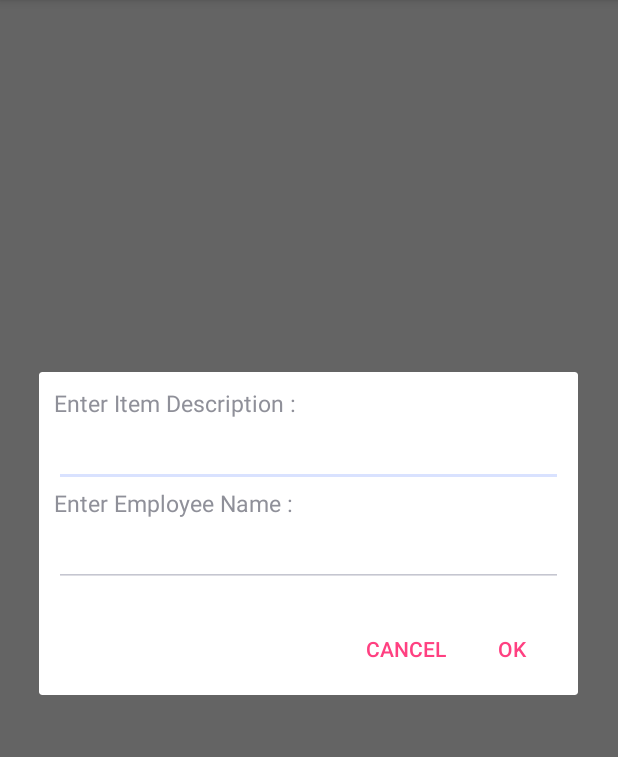
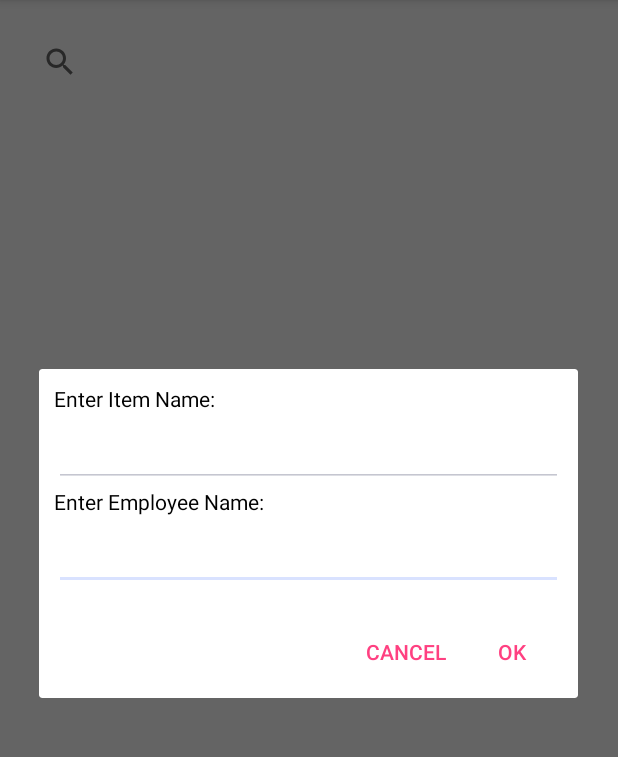
Before and after one commit to adya1/InventoryManagement, an Android app: the screen it shows after launch (MainActivity), after a tap on "ADD", on a phone screen of 412 x 824 dp, the part 84-841 px from its top. Run offline under Robolectric (Android 15) with nearby library versions, the phone set to English and light mode, and no system bars; our stand-ins replace Firebase (no records; nobody signed in at launch, a user with empty details on screens opened directly).

Commit message:
search added

```diff
--- a/app/build.gradle
+++ b/app/build.gradle
@@ -21,6 +21,7 @@ android {
 dependencies {
     implementation fileTree(dir: 'libs', include: ['*.jar'])
     implementation 'com.android.support:appcompat-v7:26.1.0'
+    compile 'com.android.support:design:26.1.0'
     implementation 'com.android.support.constraint:constraint-layout:1.1.2'
     //testImplementation 'junit:junit:4.12'
     //androidTestImplementation 'com.android.support.test:runner:1.0.2'
--- a/app/src/main/java/com/example/adya/resourcehandle/MainActivity.java
+++ b/app/src/main/java/com/example/adya/resourcehandle/MainActivity.java
@@ -5,6 +5,7 @@ import android.content.DialogInterface;
 import android.content.Intent;
 import android.net.ConnectivityManager;
 import android.net.NetworkInfo;
+import android.support.design.widget.TextInputLayout;
 import android.support.v7.app.AlertDialog;
 import android.support.v7.app.AppCompatActivity;
 import android.os.Bundle;
@@ -16,6 +17,7 @@ import android.view.Menu;
 import android.view.MenuItem;
 import android.view.View;
 import android.widget.EditText;
+import android.support.v7.widget.SearchView;
 import android.widget.TextView;
 import android.widget.Toast;
 
@@ -32,23 +34,24 @@ import java.util.Random;
 
 public class MainActivity  extends AppCompatActivity {
 
-    private static RecyclerView.Adapter adapter;
+    private static CustomAdapter adapter;
     private RecyclerView.LayoutManager layoutManager;
     private static RecyclerView recyclerView;
     private ArrayList<DataModel> data;
     static View.OnClickListener myOnClickListener;
-    private Random mRandom = new Random();
+
     FirebaseDatabase database;
     DatabaseReference myRef;
     ArrayList<ViewDataModel> list;
     /*private static ArrayList<Integer> removedItems;
      */
-
+ SearchView sv;
     @Override
     protected void onCreate(Bundle savedInstanceState) {
         super.onCreate(savedInstanceState);
         setContentView(R.layout.activity_main);
 
+        sv=(SearchView)findViewById(R.id.mSearch);
         /*  myOnClickListener = new MyOnClickListener(this);*/
 
 
@@ -75,44 +78,7 @@ public class MainActivity  extends AppCompatActivity {
         database = FirebaseDatabase.getInstance();
         myRef = database.getReference("message");
         view();
-       /* myRef.addValueEventListener(new ValueEventListener() {
-            @Override
-            public void onDataChange(DataSnapshot dataSnapshot) {
-                list = new ArrayList<>();
-                // StringBuffer stringbuffer = new StringBuffer();
 
-                for (DataSnapshot dataSnapshot1 : dataSnapshot.getChildren()) {
-
-                    DataModel dataModel = dataSnapshot1.getValue(DataModel.class);
-
-                    ViewDataModel listdata = new ViewDataModel();
-                    String ename = dataModel.getEmpname();
-
-                    String id = dataModel.getItemid();
-                    listdata.setEmpname(ename);
-                    dataModel.setEmpname(ename);
-                    dataModel.setItemid(id);
-                    listdata.setItemid(id);
-
-                    list.add(listdata);
-                    data.add(dataModel);
-                    adapter = new CustomAdapter(data);
-
-
-                }
-
-
-                layoutManager = new LinearLayoutManager(getApplicationContext());
-                recyclerView.setLayoutManager(layoutManager);
-                recyclerView.setItemAnimator(new DefaultItemAnimator());
-                recyclerView.setAdapter(adapter);
-            }
-
-            @Override
-            public void onCancelled(DatabaseError databaseError) {
-
-            }
-        });*/
 
     }
 
@@ -143,6 +109,8 @@ public class MainActivity  extends AppCompatActivity {
                     adapter = new CustomAdapter(data);
 
 
+
+
                 }
 
 
@@ -150,6 +118,19 @@ public class MainActivity  extends AppCompatActivity {
                 recyclerView.setLayoutManager(layoutManager);
                 recyclerView.setItemAnimator(new DefaultItemAnimator());
                 recyclerView.setAdapter(adapter);
+                sv.setOnQueryTextListener(new SearchView.OnQueryTextListener() {
+                    @Override
+                    public boolean onQueryTextSubmit(String s) {
+                        return false;
+                    }
+
+                    @Override
+                    public boolean onQueryTextChange(String s) {
+                        adapter.getFilter().filter(s);
+                        return  false;
+                    }
+                });
+
             }
 
             @Override
@@ -222,10 +203,14 @@ public class MainActivity  extends AppCompatActivity {
 
                 // set prompts.xml to alertdialog builder
                 alertDialogBuilder.setView(promptsView);
+                //final TextInputLayout iteminputWrapper=(TextInputLayout)promptsView.findViewById(R.id.iteminputWrapper);
+                //final  TextInputLayout empinputWrapper=(TextInputLayout)promptsView.findViewById(R.id.empinputWrapper);
 
                 final EditText iteminput1 = (EditText) promptsView
                         .findViewById(R.id.iteminput);
                 final EditText empinput1=(EditText)promptsView.findViewById(R.id.empinput);
+              //  iteminputWrapper.setHint("Enter Item Name");
+              //  empinputWrapper.setHint("Enter Employee Name");
 
                 // set dialog message
                 alertDialogBuilder
--- /dev/null
+++ b/app/src/main/res/drawable/ic_search_black_24dp.xml
@@ -0,0 +1,4 @@
+<vector android:height="18dp" android:viewportHeight="24.0"
+    android:viewportWidth="24.0" android:width="18dp" xmlns:android="http://schemas.android.com/apk/res/android">
+    <path android:fillColor="#FF000000" android:pathData="M15.5,14h-0.79l-0.28,-0.27C15.41,12.59 16,11.11 16,9.5 16,5.91 13.09,3 9.5,3S3,5.91 3,9.5 5.91,16 9.5,16c1.61,0 3.09,-0.59 4.23,-1.57l0.27,0.28v0.79l5,4.99L20.49,19l-4.99,-5zM9.5,14C7.01,14 5,11.99 5,9.5S7.01,5 9.5,5 14,7.01 14,9.5 11.99,14 9.5,14z"/>
+</vector>
--- a/app/src/main/res/layout/activity_main.xml
+++ b/app/src/main/res/layout/activity_main.xml
@@ -3,12 +3,21 @@
     xmlns:tools="http://schemas.android.com/tools"
     android:layout_width="match_parent"
     android:layout_height="match_parent"
+    xmlns:app="http://schemas.android.com/apk/res-auto"
     android:paddingBottom="16dp"
     android:paddingLeft="16dp"
     android:paddingRight="16dp"
     android:paddingTop="16dp"
     tools:context=".MainActivity">
     <!--android:background="@color/grey_300"-->
+    <android.support.v7.widget.SearchView
+        android:id="@+id/mSearch"
+        android:layout_width="match_parent"
+        android:layout_height="50dp"
+        app:defaultQueryHint="Search Item.."
+
+        ></android.support.v7.widget.SearchView>
+
 
 
     <android.support.v7.widget.RecyclerView
@@ -16,6 +25,7 @@
         android:layout_width="match_parent"
         android:layout_height="match_parent"
         android:scrollbars="vertical"
+        android:layout_below="@+id/mSearch"
         />
 
 </RelativeLayout>
--- a/app/src/main/res/layout/promptitem.xml
+++ b/app/src/main/res/layout/promptitem.xml
@@ -2,39 +2,48 @@
 <LinearLayout xmlns:android="http://schemas.android.com/apk/res/android"
 
     android:layout_width="fill_parent"
-    android:layout_height="fill_parent"
+    android:layout_height="match_parent"
     android:orientation="vertical"
     android:padding="10dp"
     >
 
     <TextView
-        android:id="@+id/itemmsg"
-        android:layout_width="wrap_content"
+        android:layout_width="match_parent"
         android:layout_height="wrap_content"
-
-        android:text="Enter Item Description : "
-        android:textSize="15sp" />
-
+        android:text="Enter Item Name:"
+        android:id="@+id/itemtv"
+        android:textColor="#000"
+        />
     <EditText
+        android:layout_marginTop="4dp"
         android:id="@+id/iteminput"
         android:layout_width="match_parent"
-        android:layout_height="wrap_content" />
-    <TextView
-        android:id="@+id/empmsg"
-        android:layout_width="wrap_content"
-        android:layout_height="wrap_content"
+        android:layout_height="wrap_content">
+<requestFocus/>
+    </EditText>
+<TextView
+    android:layout_width="match_parent"
+    android:layout_height="wrap_content"
+    android:text="Enter Employee Name:"
+    android:textColor="#000"
+    android:id="@+id/emptv"/>
 
-        android:text="Enter Employee Name : "
-        android:textSize="15sp" />
+
+
 
     <EditText
         android:id="@+id/empinput"
         android:layout_width="match_parent"
-        android:layout_height="wrap_content" />
+        android:layout_height="wrap_content"
+        android:layout_marginTop="4dp" >
+        <requestFocus/>
+    </EditText>
 
 
 
 
-    <requestFocus />
+
+
+
 
 </LinearLayout>
```
Also changed, not shown: app/src/main/java/com/example/adya/resourcehandle/CustomAdapter.java (+55 -43 lines), app/src/main/java/com/example/adya/resourcehandle/CustomFilter.java (added, +62 -0 lines), app/src/main/res/layout/activity_main2.xml (deleted, +0 -95 lines), app/src/main/res/layout/myview.xml (deleted, +0 -92 lines), app/src/main/res/layout/prompt.xml (+10 -7 lines), app/src/main/res/layout/promptpass.xml (+8 -6 lines), 2 other files.
